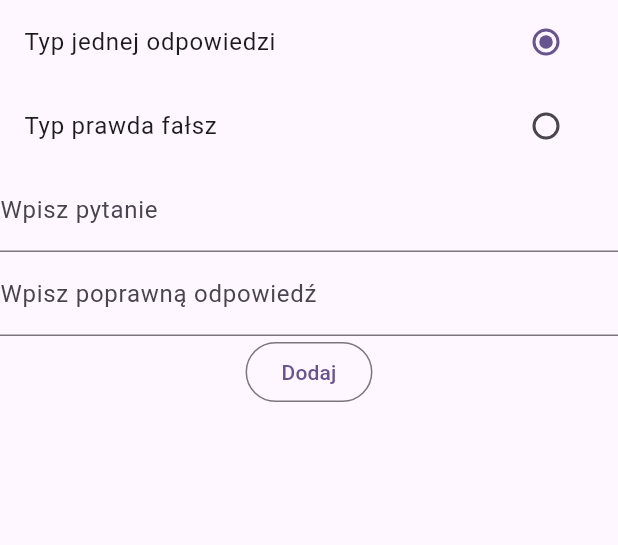
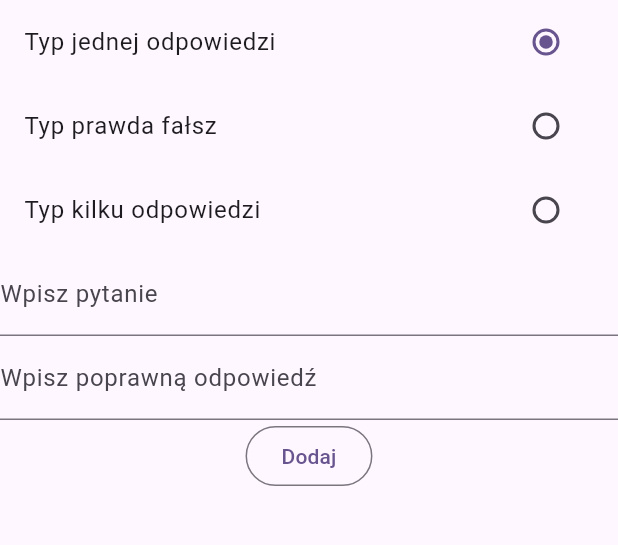
Before and after one commit to Klavdek/quiz_app, a Flutter app: the AddQuestion screen opened directly with empty values, after a tap on "Dodaj", on a phone screen of 412 x 824 dp, the part 114-659 px from its top. Run offline on Flutter 3.47's test engine with Material 3 defaults, Android fonts, the phone set to English and light mode, and no system bars; our stand-ins replace sqflite; accounts and stored records are empty.

Commit message:
add another quiz type

```diff
--- a/lib/database/database_helper.dart
+++ b/lib/database/database_helper.dart
@@ -28,10 +28,10 @@ class DbHelper {
   Future<void> init() async {
     final documentesDirectory = await getDatabasesPath();
     final databasePath = join(documentesDirectory, databaseName);
-    _db = await openDatabase(databasePath, onCreate: onCreate, version: 1);
+    _db = await openDatabase(databasePath, onCreate: _onCreate, version: 1);
   }
 
-  Future onCreate(Database db, int version) async {
+  Future _onCreate(Database db, int version) async {
     await db.execute('''
           CREATE TABLE $quizList (
             $id INTEGER PRIMARY KEY,
@@ -127,6 +127,9 @@ class DbHelper {
       question: quest.question,
       answerBool: quest.answerBool == true ? 1 : 0,
       correctAnswer: quest.correctAnswer,
+      answer2: quest.answer2,
+      answer3: quest.answer3,
+      answer4: quest.answer4
     };
     await init();
     List num = await _db.query(
@@ -161,6 +164,9 @@ class DbHelper {
         answerBool: element[answerBool] == 1 ? true : false,
         question: element[question],
         correctAnswer: element[correctAnswer],
+        answer2: element[answer2],
+        answer3: element[answer3],
+        answer4: element[answer4],
       );
       questions.add(quiz);
     }
--- a/lib/screens/add_question_screen.dart
+++ b/lib/screens/add_question_screen.dart
@@ -16,6 +16,13 @@ class _AddQuestionState extends State<AddQuestion> {
   TextEditingController answerController = TextEditingController();
   QuestionType? type = QuestionType.oneAnswer;
   bool answerBool = false;
+  int number = 1;
+  List<TextEditingController> listControllers = [
+    TextEditingController(),
+    TextEditingController(),
+    TextEditingController(),
+    TextEditingController(),
+  ];
 
   @override
   Widget build(BuildContext context) {
@@ -40,6 +47,16 @@ class _AddQuestionState extends State<AddQuestion> {
           title: const Text('Typ prawda fałsz'),
           trailing: Radio(
             value: QuestionType.trueOrFalse,
+            groupValue: type,
+            onChanged: (QuestionType? value) => setState(() {
+              type = value;
+            }),
+          ),
+        ),
+        ListTile(
+          title: const Text('Typ kilku odpowiedzi'),
+          trailing: Radio(
+            value: QuestionType.multiAnswers,
             groupValue: type,
             onChanged: (QuestionType? value) => setState(() {
               type = value;
@@ -79,7 +96,33 @@ class _AddQuestionState extends State<AddQuestion> {
                       ),
                     ),
                   ])
-                : const Text('jeszcze nie ma'),
+                : Column(
+                    children: [
+                      ListView.builder(
+                        shrinkWrap: true,
+                        itemBuilder: (context, index) => index == 0
+                            ? TextField(
+                                controller: listControllers[index],
+                                decoration: const InputDecoration(
+                                  label: Text('Wpisz poprawną odpowiedź'),
+                                ),
+                              )
+                            : TextField(
+                                controller: listControllers[index],
+                                decoration: const InputDecoration(
+                                  label: Text('Wpisz błędną odpowiedź'),
+                                ),
+                              ),
+                        itemCount: number,
+                      ),
+                      ElevatedButton(
+                        onPressed: () => setState(() {
+                          number += 1;
+                        }),
+                        child: const Icon(Icons.add),
+                      )
+                    ],
+                  ),
         OutlinedButton(
           onPressed: () async => saveQuestion(),
           child: const Text('Dodaj'),
@@ -94,7 +137,12 @@ class _AddQuestionState extends State<AddQuestion> {
       type: type!,
       question: questionController.text,
       answerBool: answerBool,
-      correctAnswer: answerController.text,
+      correctAnswer: type == QuestionType.oneAnswer
+          ? answerController.text
+          : listControllers[0].text,
+      answer2: listControllers[1].text,
+      answer3: listControllers[2].text,
+      answer4: listControllers[3].text,
     );
     await DbHelper()
         .insertQuestion(question)
--- a/lib/screens/quiz.dart
+++ b/lib/screens/quiz.dart
@@ -3,6 +3,7 @@ import 'dart:async';
 import 'package:flutter/material.dart';
 import 'package:quiz_app/models/question_model.dart';
 import 'package:quiz_app/models/quiz_model.dart';
+import 'package:quiz_app/screens/types_of_quiz.dart/multi_answers.dart';
 import 'package:quiz_app/screens/types_of_quiz.dart/one_answer.dart';
 import 'package:quiz_app/screens/types_of_quiz.dart/true_or_false.dart';
 
@@ -110,7 +111,10 @@ class _QuizState extends State<Quiz> {
                           ? TrueOrFalse(
                               quiz: questionList[number],
                               check: (val) => check(val))
-                          : Text('nul')
+                          : MultiAnswers(
+                              quiz: questionList[number],
+                              check: (val) => check(val),
+                            )
                 ],
               ),
       ),
--- a/lib/screens/types_of_quiz.dart/one_answer.dart
+++ b/lib/screens/types_of_quiz.dart/one_answer.dart
@@ -15,7 +15,7 @@ class OneAnswer extends StatelessWidget {
 
   @override
   Widget build(BuildContext context) {
-    _check() {
+    void _check() {
       if (answerController.text == quiz.correctAnswer) {
         check(true);
       } else {
--- a/lib/screens/types_of_quiz.dart/true_or_false.dart
+++ b/lib/screens/types_of_quiz.dart/true_or_false.dart
@@ -13,7 +13,7 @@ class TrueOrFalse extends StatelessWidget {
 
   @override
   Widget build(BuildContext context) {
-    _check(bool isCorrect) {
+    void _check(bool isCorrect) {
       if (isCorrect == quiz.answerBool) {
         check(true);
       } else {
@@ -25,6 +25,7 @@ class TrueOrFalse extends StatelessWidget {
       children: [
         Text(quiz.question),
         Row(
+          mainAxisAlignment: MainAxisAlignment.spaceAround,
           children: [
             ElevatedButton(
               onPressed: () => _check(true),
```
Also changed, not shown: lib/screens/types_of_quiz.dart/multi_answers.dart (+92 -0 lines).
